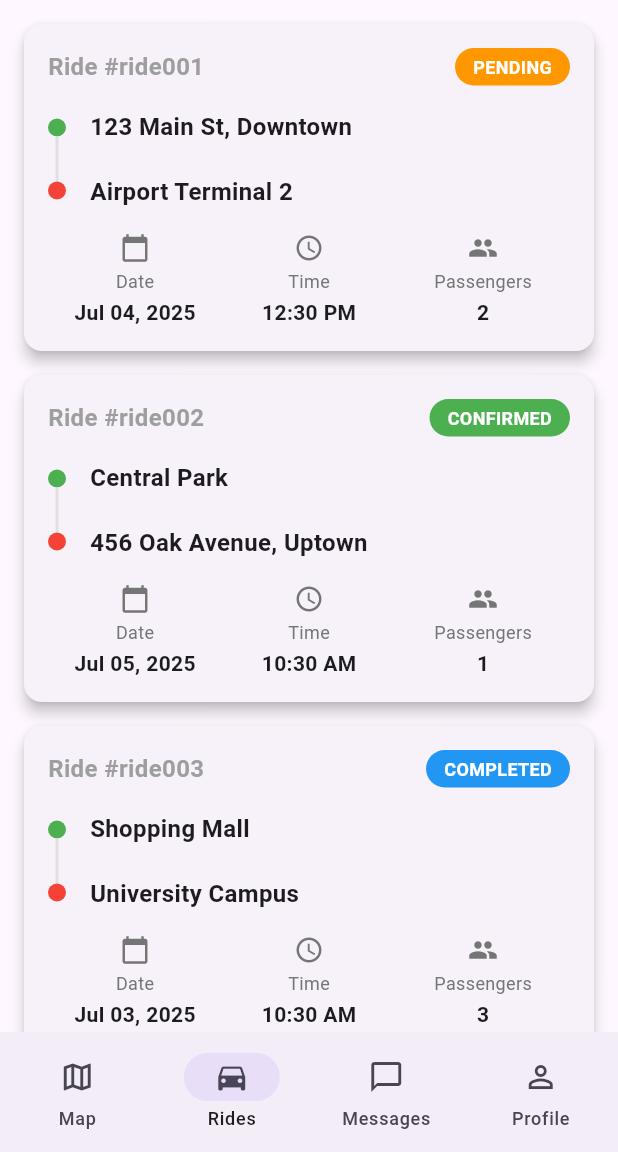
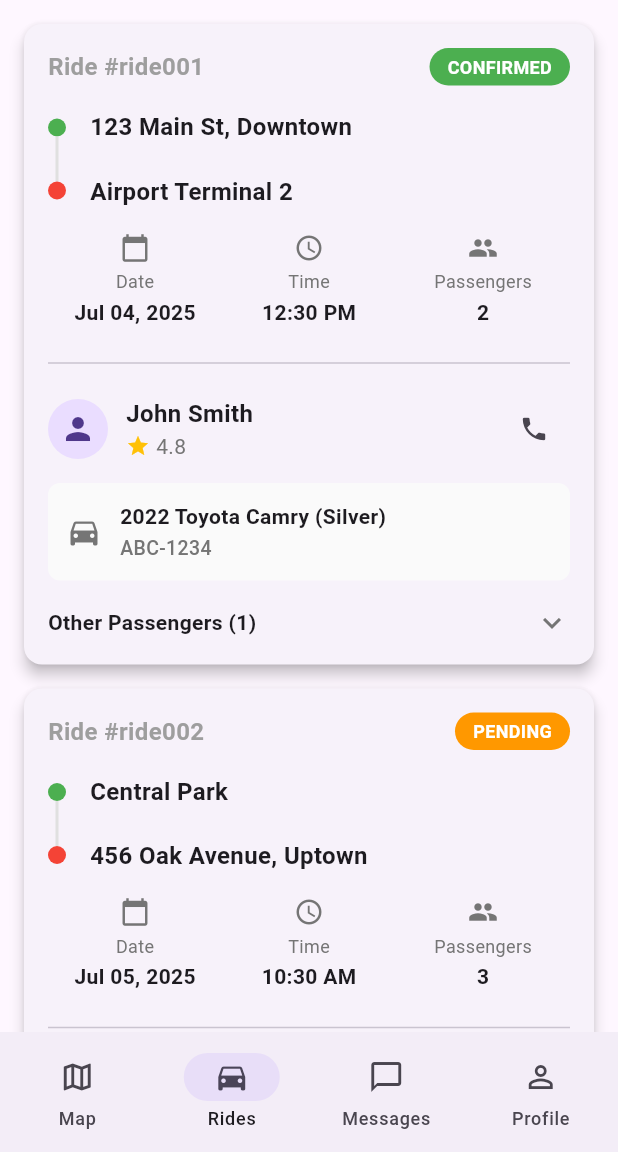
Before and after one commit to AhnafulH/StUber, a Flutter app: the screen it shows after launch, item 2 of the bottom bar chosen, on a phone screen of 412 x 824 dp, the part 84-1236 px from its top. Run offline on Flutter 3.47's test engine with Material 3 defaults, Android fonts, the phone set to English and light mode, and no system bars; our stand-ins replace animated_toggle_switch, flutter_dotenv, geolocator, google_maps_flutter, supabase_flutter; accounts and stored records are empty.

Commit message:
Integrate to screen to show card with driver info

```diff
--- a/stuber/lib/features/ride_display/presentation/ride_list.dart
+++ b/stuber/lib/features/ride_display/presentation/ride_list.dart
@@ -1,7 +1,6 @@
 import 'package:flutter/material.dart';
 import 'package:stuber/features/ride_display/presentation/ride_model.dart';
 import 'package:stuber/features/ride_display/presentation/ride_card.dart';
-
 
 class RideList extends StatelessWidget {
   const RideList({Key? key}) : super(key: key);
@@ -16,23 +15,88 @@ class RideList extends StatelessWidget {
         destination: 'Airport Terminal 2',
         numberOfPassengers: 2,
         dateTime: DateTime.now().add(const Duration(hours: 2)),
-        status: 'pending',
+        status: 'confirmed',
+        driver: Driver(
+          id: 'driver001',
+          name: 'John Smith',
+          phoneNumber: '+1234567890',
+          profileImage: '', // Empty for demo - will show icon
+          rating: 4.8,
+        ),
+        car: Car(
+          id: 'car001',
+          make: 'Toyota',
+          model: 'Camry',
+          color: 'Silver',
+          licensePlate: 'ABC-1234',
+          year: 2022,
+        ),
+        passengers: [
+          Passenger(
+            id: 'passenger001',
+            name: 'Sarah Johnson',
+            phoneNumber: '+1234567891',
+          ),
+        ],
       ),
       Ride(
         id: 'ride002',
         startLocation: 'Central Park',
         destination: '456 Oak Avenue, Uptown',
-        numberOfPassengers: 1,
+        numberOfPassengers: 3,
         dateTime: DateTime.now().add(const Duration(days: 1)),
-        status: 'confirmed',
+        status: 'pending',
+        driver: Driver(
+          id: 'driver002',
+          name: 'Emily Davis',
+          phoneNumber: '+1234567892',
+          profileImage: '', // Empty for demo
+          rating: 4.9,
+        ),
+        car: Car(
+          id: 'car002',
+          make: 'Honda',
+          model: 'Civic',
+          color: 'Blue',
+          licensePlate: 'XYZ-5678',
+          year: 2021,
+        ),
+        passengers: [
+          Passenger(
+            id: 'passenger002',
+            name: 'Mike Wilson',
+            phoneNumber: '+1234567893',
+          ),
+          Passenger(
+            id: 'passenger003',
+            name: 'Lisa Brown',
+            phoneNumber: '+1234567894',
+          ),
+        ],
       ),
       Ride(
         id: 'ride003',
         startLocation: 'Shopping Mall',
         destination: 'University Campus',
-        numberOfPassengers: 3,
+        numberOfPassengers: 1,
         dateTime: DateTime.now().subtract(const Duration(days: 1)),
         status: 'completed',
+        driver: Driver(
+          id: 'driver003',
+          name: 'Robert Lee',
+          phoneNumber: '+1234567895',
+          profileImage: '', // Empty for demo
+          rating: 4.7,
+        ),
+        car: Car(
+          id: 'car003',
+          make: 'Nissan',
+          model: 'Altima',
+          color: 'Black',
+          licensePlate: 'DEF-9012',
+          year: 2023,
+        ),
+        passengers: [],
       ),
     ];
 
@@ -128,6 +192,16 @@ class RideList extends StatelessWidget {
                 // Navigate to edit form
               },
             ),
+            if (ride.driver != null) ...[
+              ListTile(
+                leading: const Icon(Icons.message),
+                title: const Text('Message Driver'),
+                onTap: () {
+                  Navigator.pop(context);
+                  // Open messaging
+                },
+              ),
+            ],
             ListTile(
               leading: const Icon(Icons.cancel),
               title: const Text('Cancel Ride'),
```
